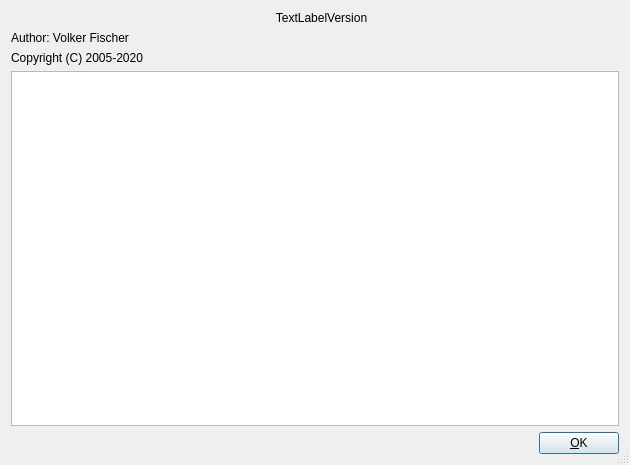
jamulussoftware/jamulus, file src/aboutdlgbase.ui: the form before one commit.
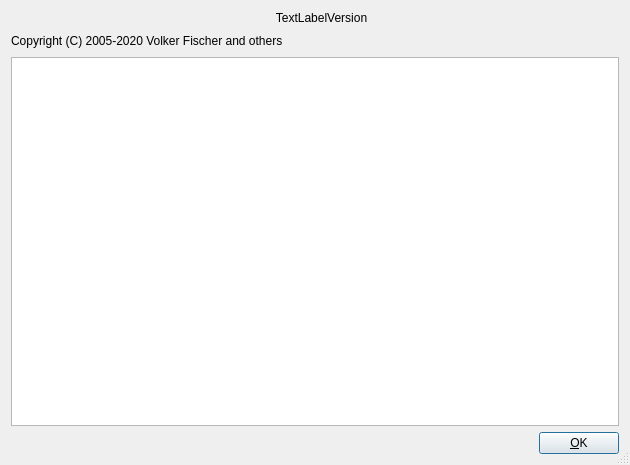
The form after the commit. Icons and pictures are not drawn.

The edit to the form file:
```diff
--- a/src/aboutdlgbase.ui
+++ b/src/aboutdlgbase.ui
@@ -122,20 +122,10 @@
            <property name="bottomMargin">
             <number>0</number>
            </property>
-           <item>
-            <widget class="QLabel" name="lblAuthorNames">
-             <property name="text">
-              <string>Author: Volker Fischer</string>
-             </property>
-             <property name="wordWrap">
-              <bool>false</bool>
-             </property>
-            </widget>
-           </item>
            <item>
             <widget class="QLabel" name="lblCopyright">
              <property name="text">
-              <string>Copyright (C) 2005-2020</string>
+              <string>Copyright (C) 2005-2020 Volker Fischer and others</string>
              </property>
              <property name="wordWrap">
               <bool>false</bool>
```
